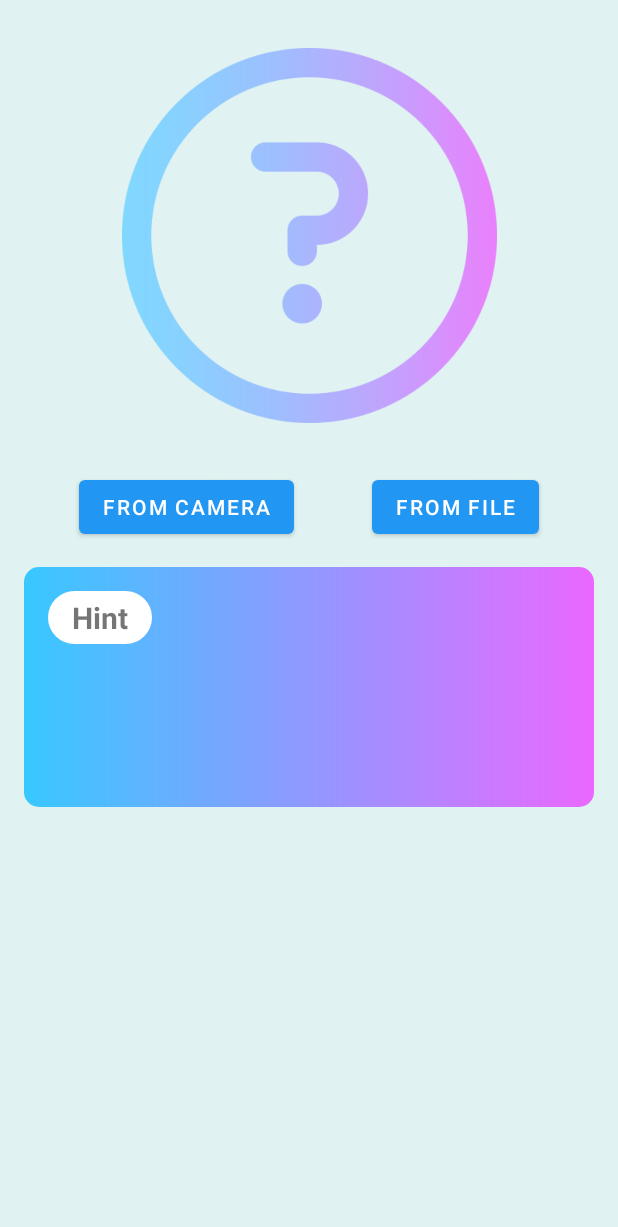
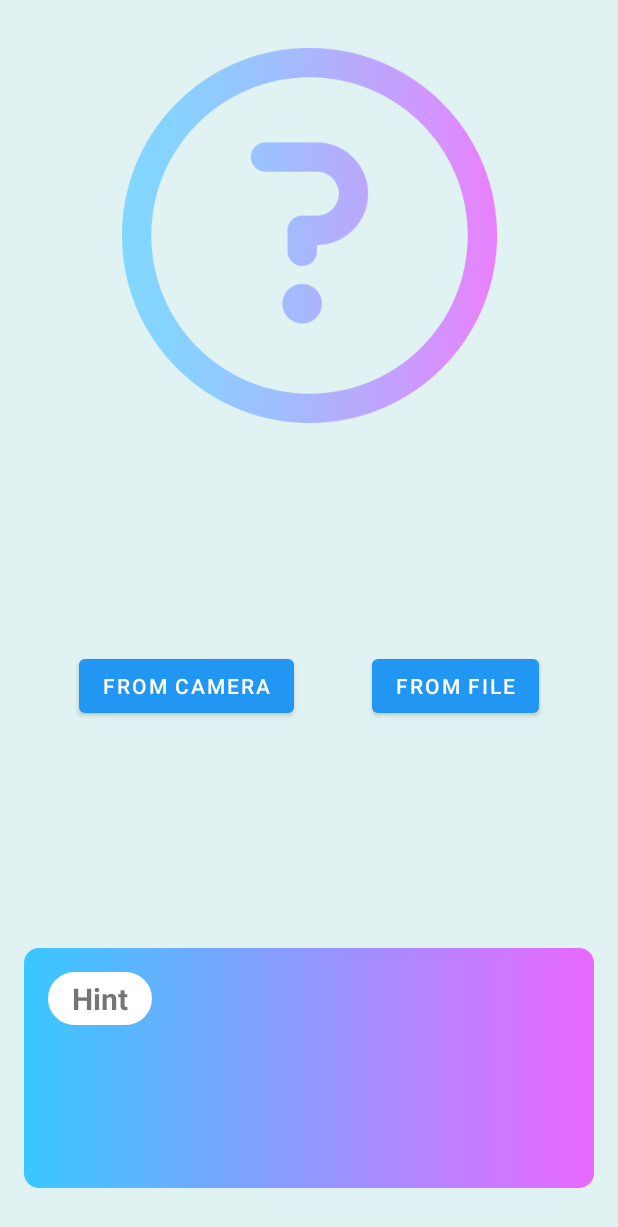
Before and after one commit to t104360088/TreasureHunter, an Android app: the ImageActivity screen opened directly, with no data from a screen before it, on a phone screen of 412 x 824 dp. Shown: the top 1227 px of the screen. Run offline under Robolectric (Android 15) with nearby library versions, the light colour scheme and no system bars; libraries missing offline, so code that uses them is left out: com.google.mlkit.vision.

```diff
--- a/app/src/main/res/layout/activity_image.xml
+++ b/app/src/main/res/layout/activity_image.xml
@@ -22,10 +22,10 @@
         android:id="@+id/btn_photo"
         android:layout_width="wrap_content"
         android:layout_height="wrap_content"
-        android:layout_marginTop="32dp"
         android:text="From camera"
+        app:layout_constraintBottom_toTopOf="@+id/view_hint"
+        app:layout_constraintEnd_toStartOf="@+id/btn_choose"
         app:layout_constraintStart_toStartOf="parent"
-        app:layout_constraintEnd_toStartOf="@+id/btn_choose"
         app:layout_constraintTop_toBottomOf="@+id/imageView" />
 
     <com.google.android.material.button.MaterialButton
@@ -44,10 +44,11 @@
         android:layout_marginStart="16dp"
         android:layout_marginTop="16dp"
         android:layout_marginEnd="16dp"
+        android:layout_marginBottom="32dp"
         android:background="@drawable/bg"
+        app:layout_constraintBottom_toBottomOf="parent"
         app:layout_constraintEnd_toEndOf="parent"
-        app:layout_constraintStart_toStartOf="parent"
-        app:layout_constraintTop_toBottomOf="@+id/btn_photo"/>
+        app:layout_constraintStart_toStartOf="parent" />
 
 
 
```
Also changed, not shown: app/src/main/java/com/example/treasurehunter/MapActivity.kt (+19 -0 lines), app/src/main/res/layout/activity_map.xml (+13 -0 lines), app/src/main/res/raw/timer.json (added, +1 -0 lines).
